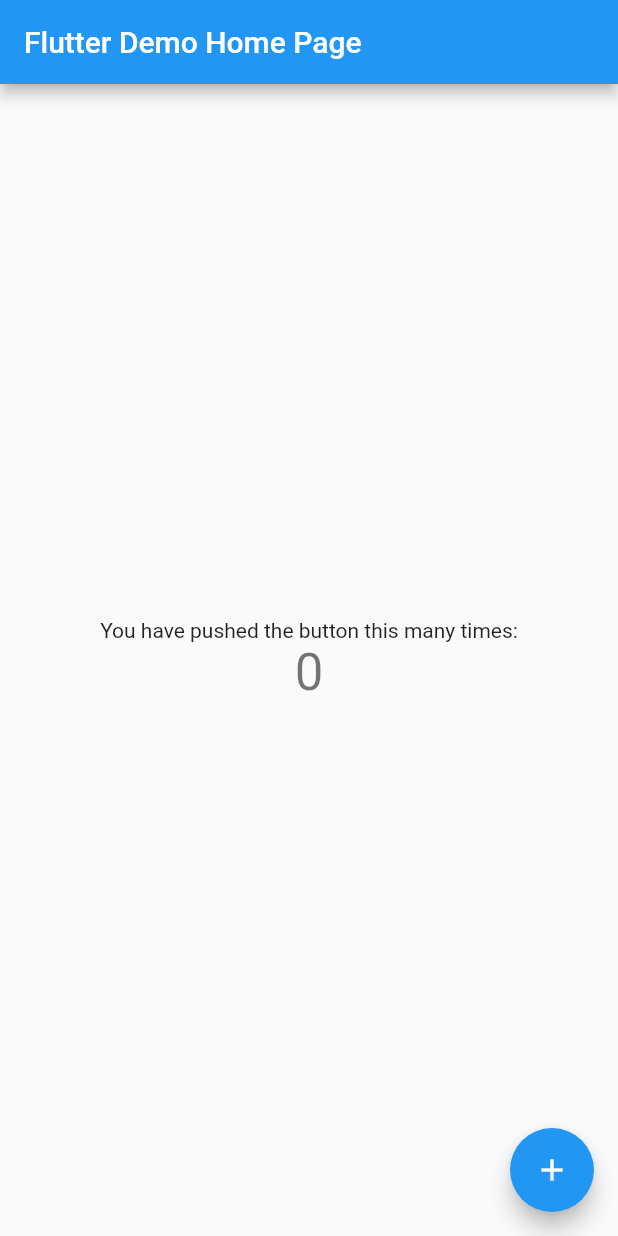
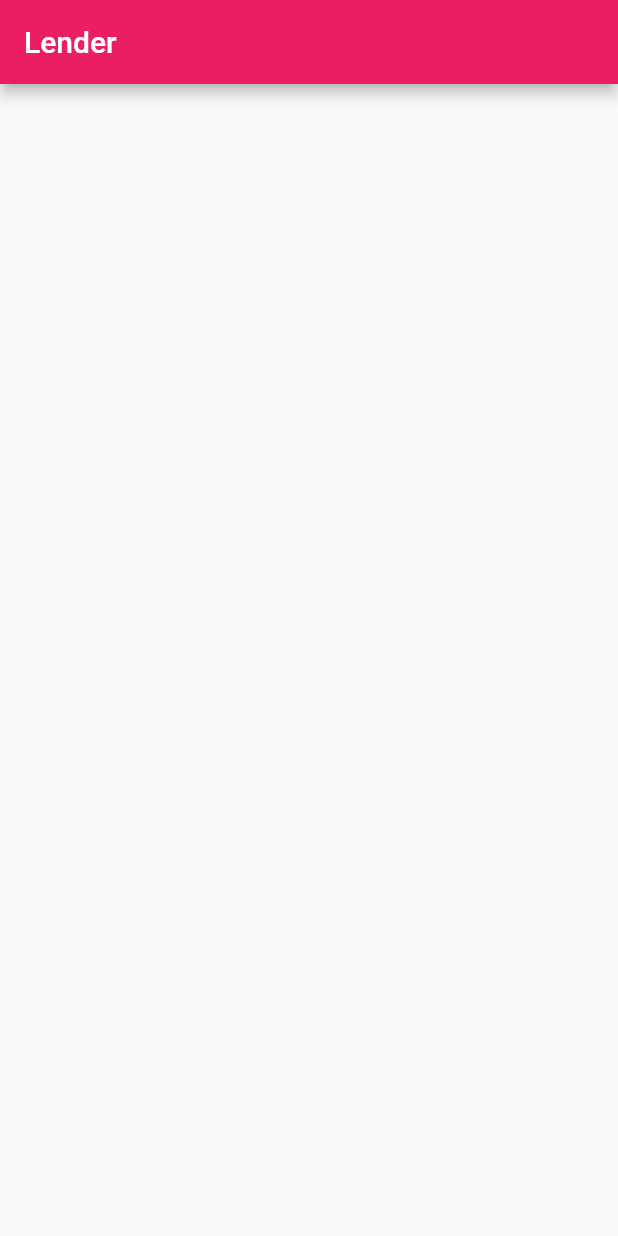
Before and after one commit to lohanidamodar/lender, a Flutter app: the screen it shows after launch, on a phone screen of 412 x 824 dp. Run offline on Flutter 3.47's test engine with Material 2 defaults, Android fonts, the phone set to English and light mode, and no system bars.

Commit message:
reset ui and folders

```diff
--- a/lib/main.dart
+++ b/lib/main.dart
@@ -1,111 +1,19 @@
 import 'package:flutter/material.dart';
+import 'package:lender/ui/pages/home.dart';
 
-void main() => runApp(MyApp());
+void main() => runApp(Lender());
 
-class MyApp extends StatelessWidget {
+class Lender extends StatelessWidget {
   // This widget is the root of your application.
   @override
   Widget build(BuildContext context) {
     return MaterialApp(
-      title: 'Flutter Demo',
+      debugShowCheckedModeBanner: false,
+      title: 'Lender',
       theme: ThemeData(
-        // This is the theme of your application.
-        //
-        // Try running your application with "flutter run". You'll see the
-        // application has a blue toolbar. Then, without quitting the app, try
-        // changing the primarySwatch below to Colors.green and then invoke
-        // "hot reload" (press "r" in the console where you ran "flutter run",
-        // or simply save your changes to "hot reload" in a Flutter IDE).
-        // Notice that the counter didn't reset back to zero; the application
-        // is not restarted.
-        primarySwatch: Colors.blue,
+        primarySwatch: Colors.pink,
       ),
-      home: MyHomePage(title: 'Flutter Demo Home Page'),
+      home: HomePage(),
     );
   }
 }
-
-class MyHomePage extends StatefulWidget {
-  MyHomePage({Key key, this.title}) : super(key: key);
-
-  // This widget is the home page of your application. It is stateful, meaning
-  // that it has a State object (defined below) that contains fields that affect
-  // how it looks.
-
-  // This class is the configuration for the state. It holds the values (in this
-  // case the title) provided by the parent (in this case the App widget) and
-  // used by the build method of the State. Fields in a Widget subclass are
-  // always marked "final".
-
-  final String title;
-
-  @override
-  _MyHomePageState createState() => _MyHomePageState();
-}
-
-class _MyHomePageState extends State<MyHomePage> {
-  int _counter = 0;
-
-  void _incrementCounter() {
-    setState(() {
-      // This call to setState tells the Flutter framework that something has
-      // changed in this State, which causes it to rerun the build method below
-      // so that the display can reflect the updated values. If we changed
-      // _counter without calling setState(), then the build method would not be
-      // called again, and so nothing would appear to happen.
-      _counter++;
-    });
-  }
-
-  @override
-  Widget build(BuildContext context) {
-    // This method is rerun every time setState is called, for instance as done
-    // by the _incrementCounter method above.
-    //
-    // The Flutter framework has been optimized to make rerunning build methods
-    // fast, so that you can just rebuild anything that needs updating rather
-    // than having to individually change instances of widgets.
-    return Scaffold(
-      appBar: AppBar(
-        // Here we take the value from the MyHomePage object that was created by
-        // the App.build method, and use it to set our appbar title.
-        title: Text(widget.title),
-      ),
-      body: Center(
-        // Center is a layout widget. It takes a single child and positions it
-        // in the middle of the parent.
-        child: Column(
-          // Column is also layout widget. It takes a list of children and
-          // arranges them vertically. By default, it sizes itself to fit its
-          // children horizontally, and tries to be as tall as its parent.
-          //
-          // Invoke "debug painting" (press "p" in the console, choose the
-          // "Toggle Debug Paint" action from the Flutter Inspector in Android
-          // Studio, or the "Toggle Debug Paint" command in Visual Studio Code)
-          // to see the wireframe for each widget.
-          //
-          // Column has various properties to control how it sizes itself and
-          // how it positions its children. Here we use mainAxisAlignment to
-          // center the children vertically; the main axis here is the vertical
-          // axis because Columns are vertical (the cross axis would be
-          // horizontal).
-          mainAxisAlignment: MainAxisAlignment.center,
-          children: <Widget>[
-            Text(
-              'You have pushed the button this many times:',
-            ),
-            Text(
-              '$_counter',
-              style: Theme.of(context).textTheme.display1,
-            ),
-          ],
-        ),
-      ),
-      floatingActionButton: FloatingActionButton(
-        onPressed: _incrementCounter,
-        tooltip: 'Increment',
-        child: Icon(Icons.add),
-      ), // This trailing comma makes auto-formatting nicer for build methods.
-    );
-  }
-}
--- /dev/null
+++ b/lib/ui/pages/home.dart
@@ -0,0 +1,12 @@
+import 'package:flutter/material.dart';
+
+class HomePage extends StatelessWidget {
+  @override
+  Widget build(BuildContext context) {
+    return Scaffold(
+      appBar: AppBar(
+        title: Text("Lender"),
+      ),
+    );
+  }
+}
```
